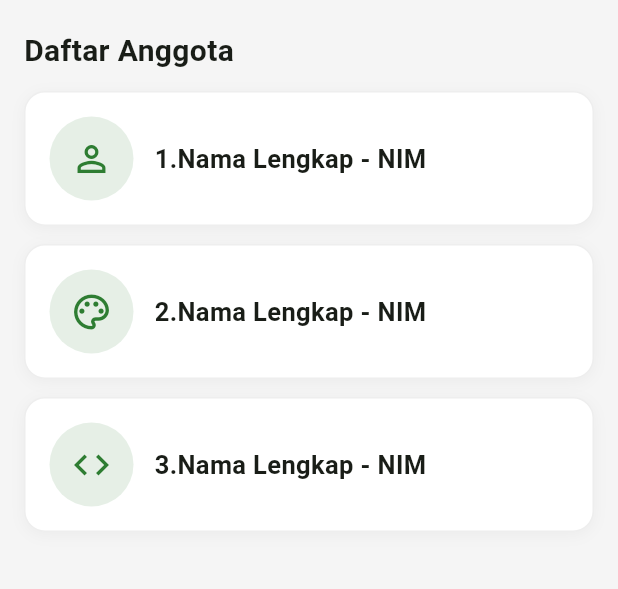
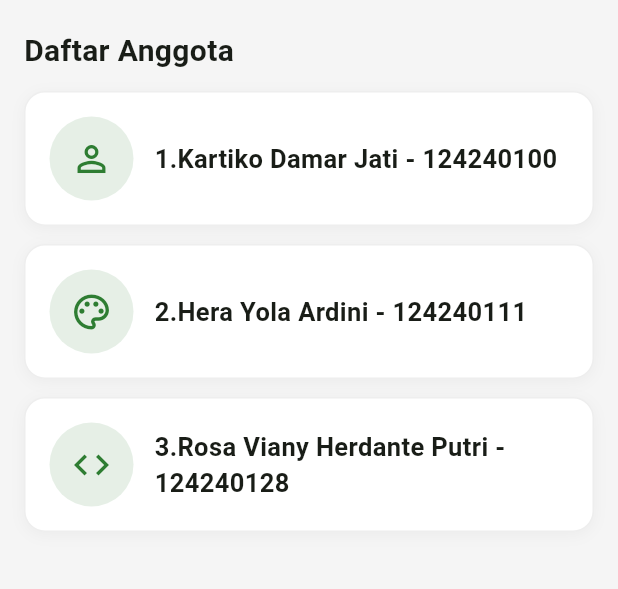
Before and after one commit to tikodjati/bugarku, a Flutter app: the GroupDataPage screen opened directly, on a phone screen of 412 x 824 dp, the part 287-876 px from its top. Run offline on Flutter 3.47's test engine with Material 3 defaults, Android fonts, the phone set to English and light mode, and no system bars.

Commit message:
feat(group): menambahkan nama lengkap + nim

```diff
--- a/lib/pages/group_page.dart
+++ b/lib/pages/group_page.dart
@@ -17,15 +17,15 @@ class GroupDataPage extends StatelessWidget {
 
   static const List<_GroupMember> _members = [
     _GroupMember(
-      name: 'Nama Lengkap - NIM',
+      name: 'Kartiko Damar Jati - 124240100',
       icon: Icons.person_outline,
     ),
     _GroupMember(
-      name: 'Nama Lengkap - NIM',
+      name: 'Hera Yola Ardini - 124240111',
       icon: Icons.palette_outlined,
     ),
     _GroupMember(
-      name: 'Nama Lengkap - NIM',
+      name: 'Rosa Viany Herdante Putri - 124240128',
       icon: Icons.code_outlined,
     ),
   ];
```
